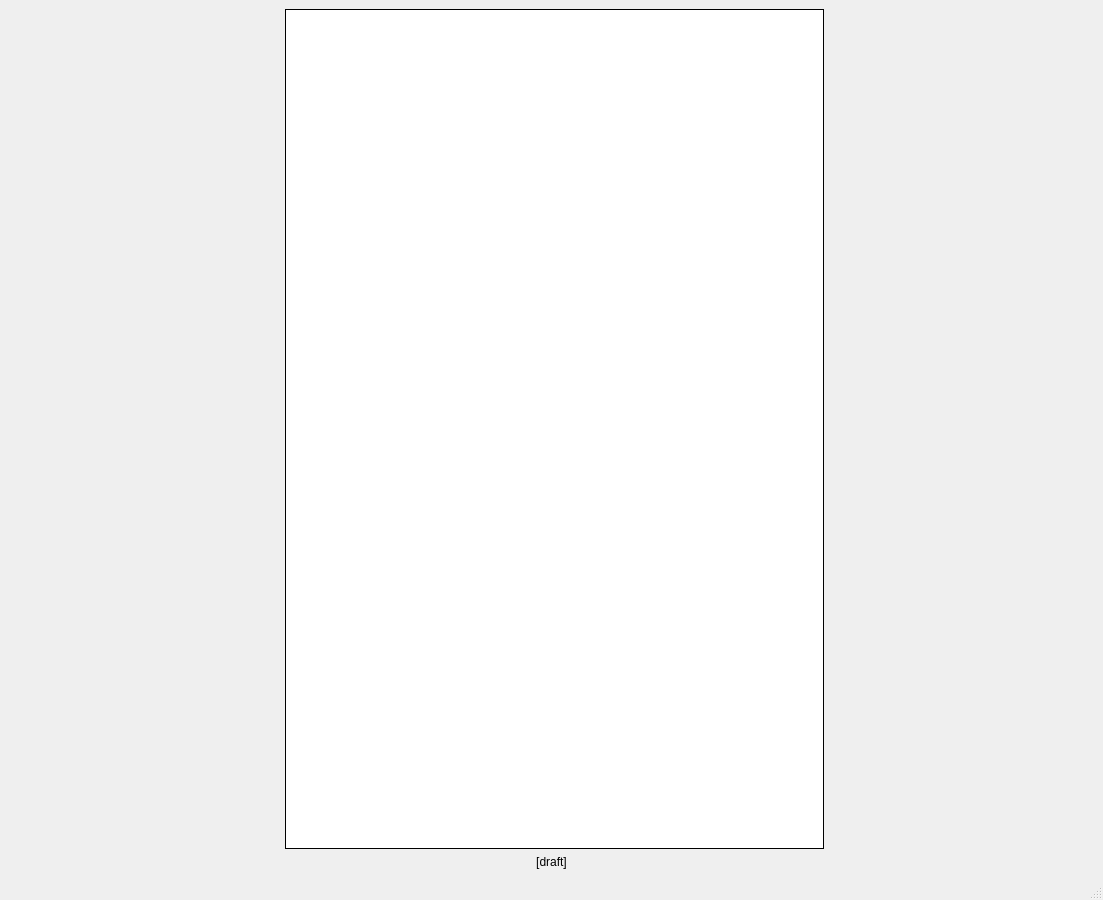
This is gui/mainwindow.ui in MetaDevo/word-whacker as Qt 5 draws it before an edit. The edited form follows.
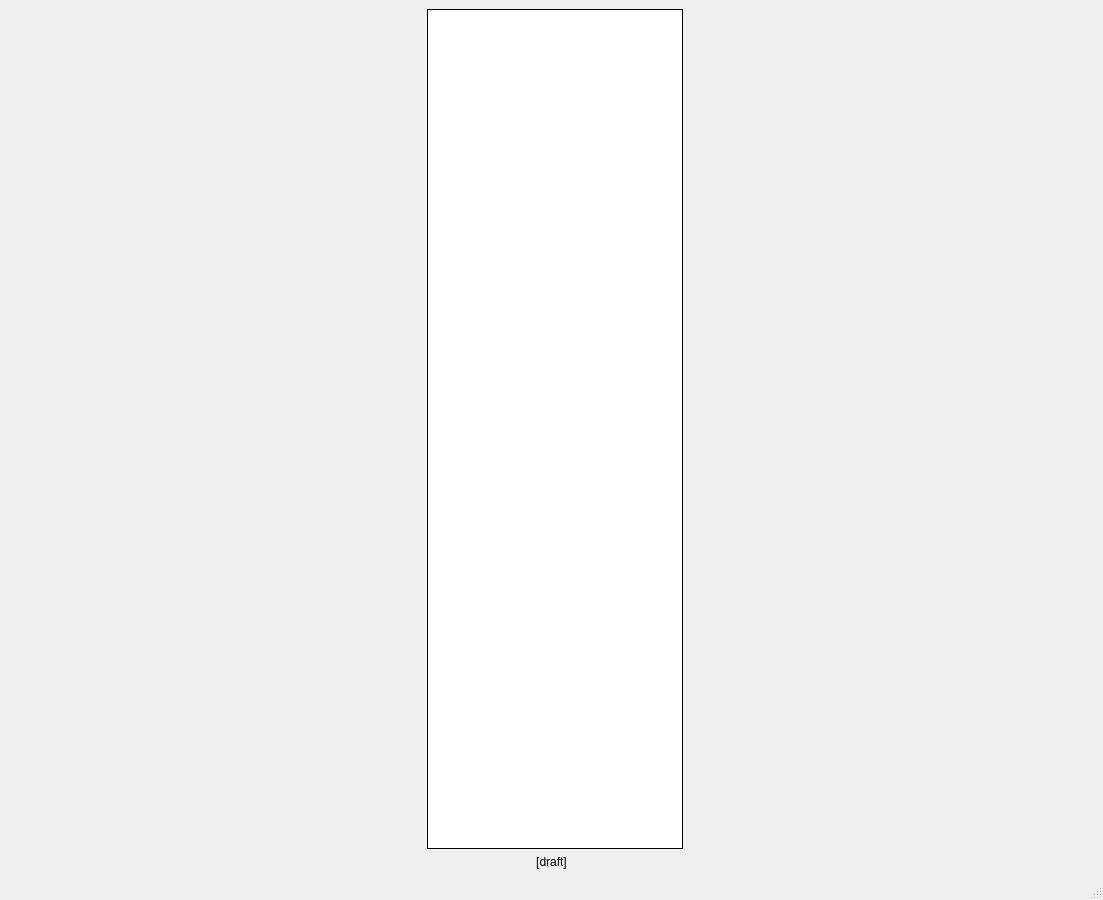
This is the edited form.

The edit to the form file:
```diff
--- a/gui/mainwindow.ui
+++ b/gui/mainwindow.ui
@@ -61,7 +61,7 @@
       <item>
        <widget class="QTextEdit" name="textEdit">
         <property name="sizePolicy">
-         <sizepolicy hsizetype="MinimumExpanding" vsizetype="Expanding">
+         <sizepolicy hsizetype="Fixed" vsizetype="Expanding">
           <horstretch>0</horstretch>
           <verstretch>0</verstretch>
          </sizepolicy>
```
